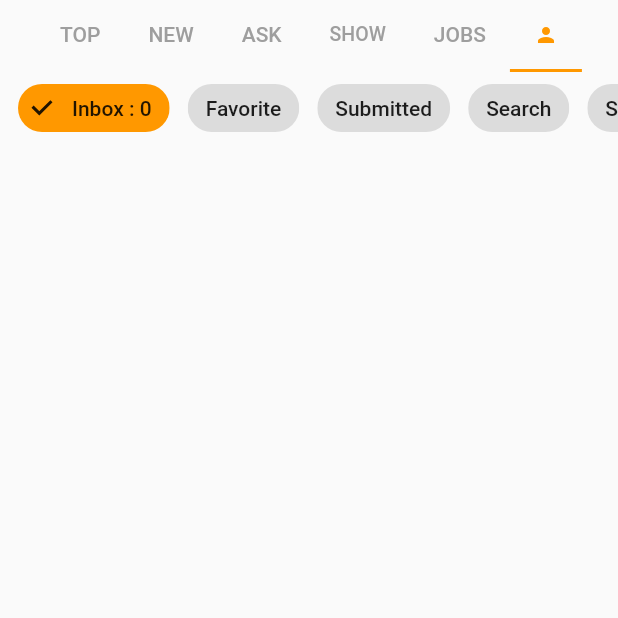
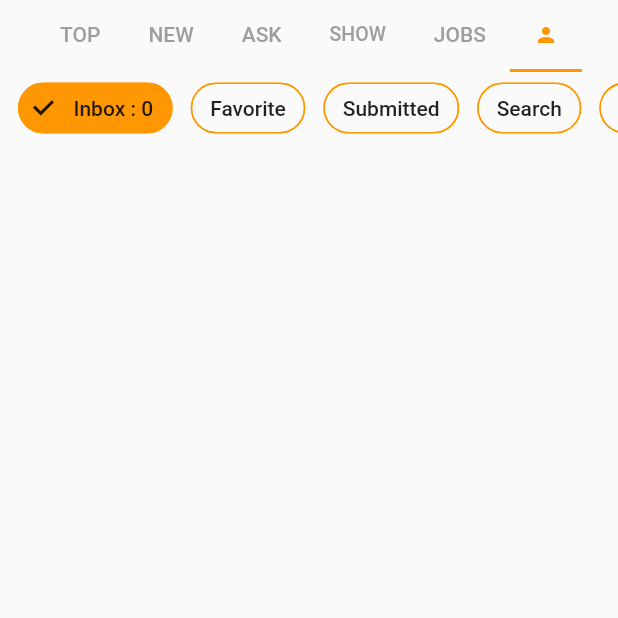
Before and after one commit to Gabby-Software/HACKI-News-mobileapp, a Flutter app: the screen it shows after launch, tab 6 chosen, on a phone screen of 412 x 824 dp, the top half of it. Run offline on Flutter 3.47's test engine with Material 2 defaults, Android fonts, the phone set to English and light mode, and no system bars; drawn by our look-alikes of pull_to_refresh; our stand-ins replace adaptive_theme, badges, bloc, cached_network_image, dio, equatable and 13 more; missing offline and left inert: fast_gbk, feature_discovery, firebase; accounts and stored records are empty.

Commit message:
added chip border.

```diff
--- a/lib/screens/profile/profile_screen.dart
+++ b/lib/screens/profile/profile_screen.dart
@@ -383,11 +383,9 @@ class _ProfileScreenState extends State<ProfileScreen>
                             const SizedBox(
                               width: 12,
                             ),
-                            FilterChip(
-                              label: Text(
-                                'Inbox : '
-                                '${notificationState.unreadCommentsIds.length}',
-                              ),
+                            CustomChip(
+                              label: 'Inbox : '
+                                  '${notificationState.unreadCommentsIds.length}',
                               selected: pageType == PageType.notification,
                               onSelected: (val) {
                                 if (val) {
@@ -396,15 +394,12 @@ class _ProfileScreenState extends State<ProfileScreen>
                                   });
                                 }
                               },
-                              selectedColor: Colors.orange,
                             ),
                             const SizedBox(
                               width: 12,
                             ),
-                            FilterChip(
-                              label: const Text(
-                                'Favorite',
-                              ),
+                            CustomChip(
+                              label: 'Favorite',
                               selected: pageType == PageType.fav,
                               onSelected: (val) {
                                 if (val) {
@@ -413,15 +408,12 @@ class _ProfileScreenState extends State<ProfileScreen>
                                   });
                                 }
                               },
-                              selectedColor: Colors.orange,
                             ),
                             const SizedBox(
                               width: 12,
                             ),
-                            FilterChip(
-                              label: const Text(
-                                'Submitted',
-                              ),
+                            CustomChip(
+                              label: 'Submitted',
                               selected: pageType == PageType.history,
                               onSelected: (val) {
                                 if (val) {
@@ -430,15 +422,12 @@ class _ProfileScreenState extends State<ProfileScreen>
                                   });
                                 }
                               },
-                              selectedColor: Colors.orange,
                             ),
                             const SizedBox(
                               width: 12,
                             ),
-                            FilterChip(
-                              label: const Text(
-                                'Search',
-                              ),
+                            CustomChip(
+                              label: 'Search',
                               selected: pageType == PageType.search,
                               onSelected: (val) {
                                 if (val) {
@@ -447,15 +436,12 @@ class _ProfileScreenState extends State<ProfileScreen>
                                   });
                                 }
                               },
-                              selectedColor: Colors.orange,
                             ),
                             const SizedBox(
                               width: 12,
                             ),
-                            FilterChip(
-                              label: const Text(
-                                'Settings',
-                              ),
+                            CustomChip(
+                              label: 'Settings',
                               selected: pageType == PageType.settings,
                               onSelected: (val) {
                                 if (val) {
@@ -464,7 +450,6 @@ class _ProfileScreenState extends State<ProfileScreen>
                                   });
                                 }
                               },
-                              selectedColor: Colors.orange,
                             ),
                             const SizedBox(
                               width: 12,
--- /dev/null
+++ b/lib/screens/profile/widgets/custom_chip.dart
@@ -0,0 +1,30 @@
+import 'package:flutter/material.dart';
+
+class CustomChip extends StatelessWidget {
+  const CustomChip({
+    Key? key,
+    required this.selected,
+    required this.label,
+    required this.onSelected,
+  }) : super(key: key);
+
+  final bool selected;
+  final String label;
+  final ValueChanged<bool> onSelected;
+
+  @override
+  Widget build(BuildContext context) {
+    return FilterChip(
+      shadowColor: Colors.transparent,
+      selectedShadowColor: Colors.transparent,
+      backgroundColor: Colors.transparent,
+      shape: const StadiumBorder(
+        side: BorderSide(color: Colors.orange),
+      ),
+      label: Text(label),
+      selected: selected,
+      onSelected: onSelected,
+      selectedColor: Colors.orange,
+    );
+  }
+}
--- a/lib/screens/profile/widgets/widgets.dart
+++ b/lib/screens/profile/widgets/widgets.dart
@@ -1 +1,2 @@
+export 'custom_chip.dart';
 export 'inbox_view.dart';
--- a/pubspec.yaml
+++ b/pubspec.yaml
@@ -1,6 +1,6 @@
 name: hacki
 description: A Very Good Project created by Very Good CLI.
-version: 0.1.0+5
+version: 0.1.0+6
 publish_to: none
 
 environment:
```
